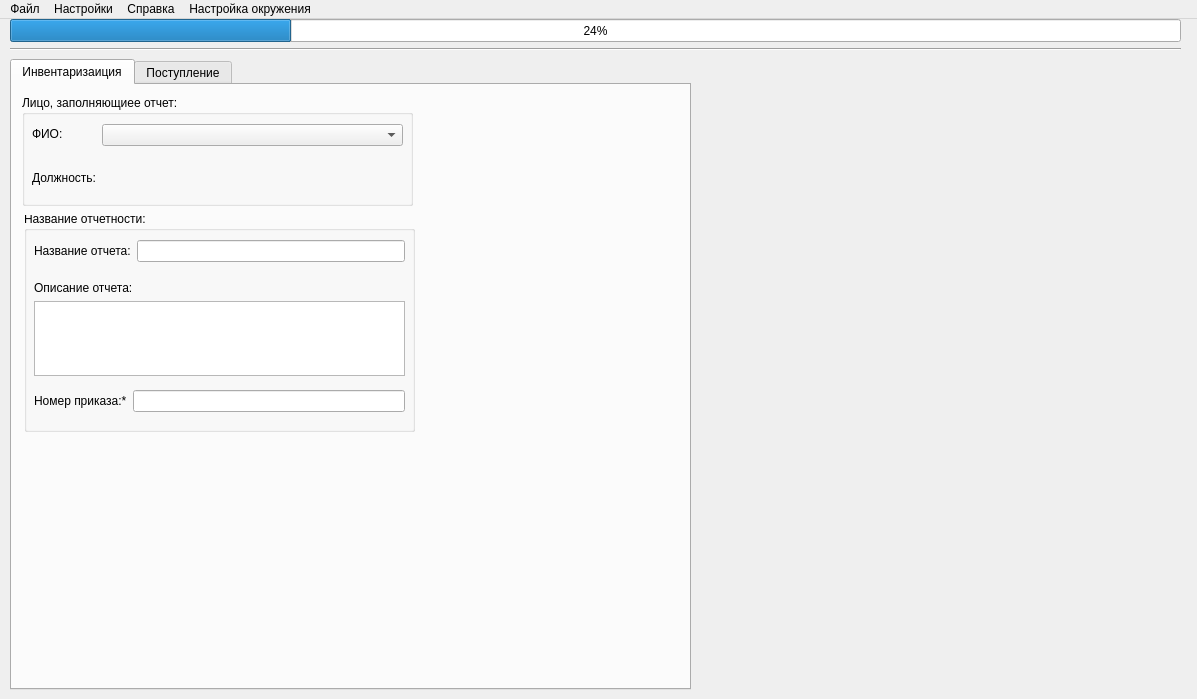
The window that UI/ReportWindow.ui (RedContain/diplom) describes before a commit, drawn with Qt 5.
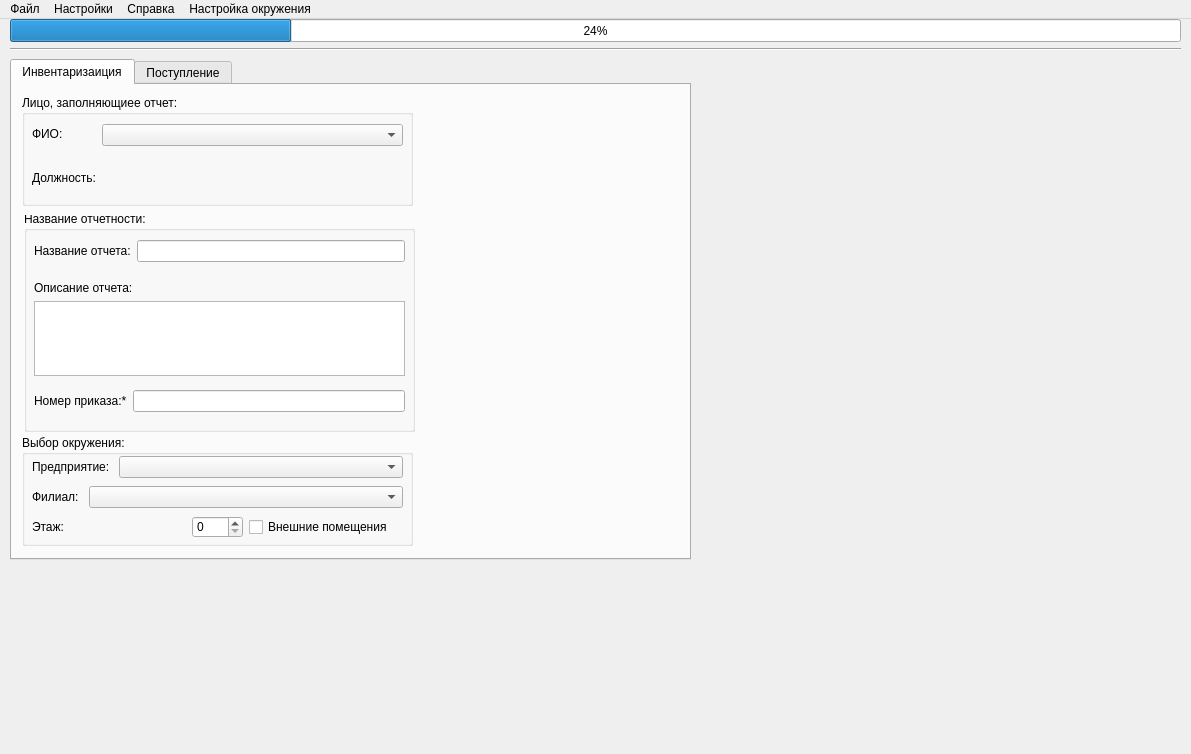
The same window after the commit.

Commit message: обновлена страница отчетности

What changed in the file:
```diff
--- a/UI/ReportWindow.ui
+++ b/UI/ReportWindow.ui
@@ -6,8 +6,8 @@
    <rect>
     <x>0</x>
     <y>0</y>
-    <width>1197</width>
-    <height>699</height>
+    <width>1191</width>
+    <height>754</height>
    </rect>
   </property>
   <property name="windowTitle">
@@ -23,7 +23,7 @@
       <x>10</x>
       <y>40</y>
       <width>681</width>
-      <height>631</height>
+      <height>501</height>
      </rect>
     </property>
     <property name="currentIndex">
@@ -303,6 +303,132 @@
        </widget>
       </widget>
      </widget>
+     <widget class="QGroupBox" name="groupBox_5">
+      <property name="geometry">
+       <rect>
+        <x>10</x>
+        <y>350</y>
+        <width>391</width>
+        <height>111</height>
+       </rect>
+      </property>
+      <property name="title">
+       <string>Выбор окружения:</string>
+      </property>
+      <widget class="QWidget" name="gridLayoutWidget_11">
+       <property name="geometry">
+        <rect>
+         <x>10</x>
+         <y>50</y>
+         <width>371</width>
+         <height>24</height>
+        </rect>
+       </property>
+       <layout class="QGridLayout" name="gridLayout_12">
+        <item row="0" column="0">
+         <widget class="QLabel" name="label_6">
+          <property name="maximumSize">
+           <size>
+            <width>51</width>
+            <height>22</height>
+           </size>
+          </property>
+          <property name="layoutDirection">
+           <enum>Qt::LayoutDirection::RightToLeft</enum>
+          </property>
+          <property name="autoFillBackground">
+           <bool>false</bool>
+          </property>
+          <property name="text">
+           <string>Филиал:</string>
+          </property>
+         </widget>
+        </item>
+        <item row="0" column="1">
+         <widget class="QComboBox" name="comboBox_4"/>
+        </item>
+       </layout>
+      </widget>
+      <widget class="QWidget" name="gridLayoutWidget_12">
+       <property name="geometry">
+        <rect>
+         <x>10</x>
+         <y>80</y>
+         <width>371</width>
+         <height>24</height>
+        </rect>
+       </property>
+       <layout class="QGridLayout" name="gridLayout_13">
+        <item row="1" column="2">
+         <widget class="QCheckBox" name="checkBox">
+          <property name="text">
+           <string>Внешние помещения</string>
+          </property>
+          <property name="checkable">
+           <bool>true</bool>
+          </property>
+          <property name="autoRepeat">
+           <bool>false</bool>
+          </property>
+          <property name="tristate">
+           <bool>false</bool>
+          </property>
+         </widget>
+        </item>
+        <item row="1" column="1">
+         <widget class="QSpinBox" name="spinBox">
+          <property name="maximumSize">
+           <size>
+            <width>51</width>
+            <height>22</height>
+           </size>
+          </property>
+         </widget>
+        </item>
+        <item row="1" column="0">
+         <widget class="QLabel" name="label_12">
+          <property name="text">
+           <string>Этаж:</string>
+          </property>
+         </widget>
+        </item>
+       </layout>
+      </widget>
+      <widget class="QWidget" name="gridLayoutWidget_10">
+       <property name="geometry">
+        <rect>
+         <x>10</x>
+         <y>20</y>
+         <width>371</width>
+         <height>24</height>
+        </rect>
+       </property>
+       <layout class="QGridLayout" name="gridLayout_5">
+        <item row="0" column="0">
+         <widget class="QLabel" name="label_5">
+          <property name="enabled">
+           <bool>true</bool>
+          </property>
+          <property name="maximumSize">
+           <size>
+            <width>81</width>
+            <height>22</height>
+           </size>
+          </property>
+          <property name="layoutDirection">
+           <enum>Qt::LayoutDirection::LeftToRight</enum>
+          </property>
+          <property name="text">
+           <string>Предприятие:</string>
+          </property>
+         </widget>
+        </item>
+        <item row="0" column="1">
+         <widget class="QComboBox" name="comboBox_3"/>
+        </item>
+       </layout>
+      </widget>
+     </widget>
     </widget>
     <widget class="QWidget" name="tab_2">
      <attribute name="title">
@@ -342,7 +468,7 @@
     <rect>
      <x>0</x>
      <y>0</y>
-     <width>1197</width>
+     <width>1191</width>
      <height>22</height>
     </rect>
    </property>
```
